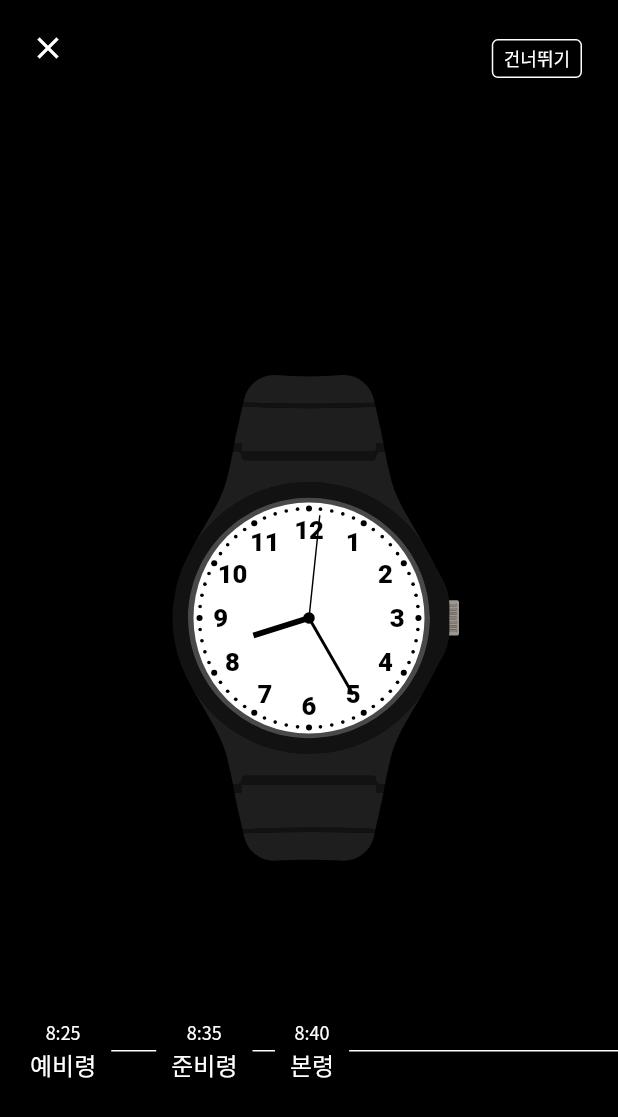
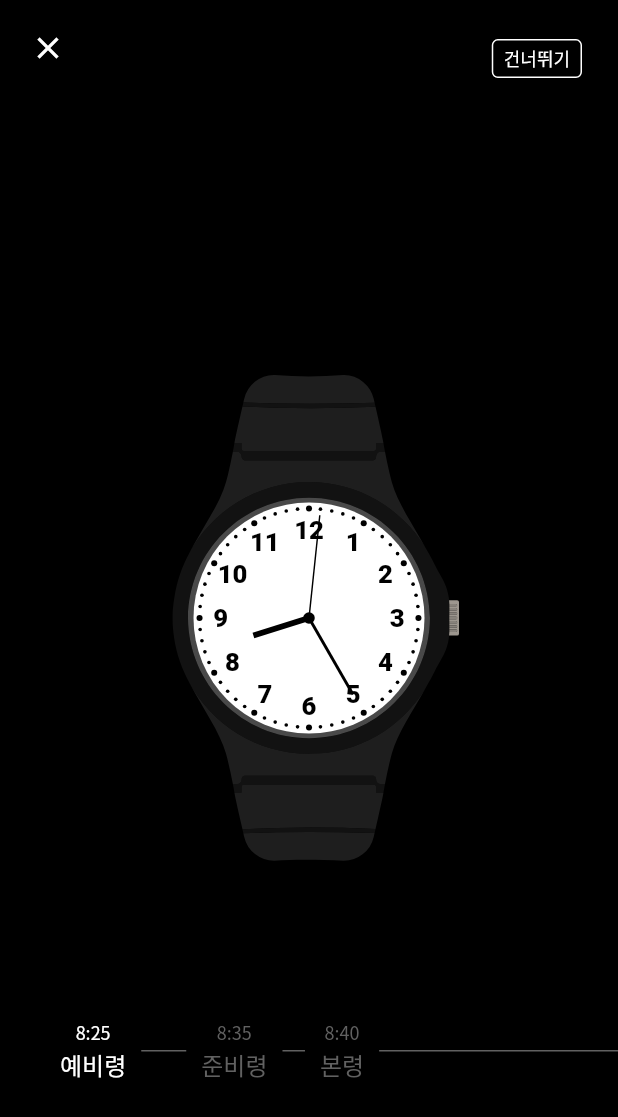
Before and after one commit to silgam/silgam-flutter, a Flutter app: the screen it shows after launch, after a tap on "국어", on a phone screen of 412 x 824 dp. Shown: the top 1117 px of the screen. Run offline on Flutter 3.47's test engine with Material 2 defaults, Android fonts, the phone set to English and light mode, and no system bars; our stand-ins replace flutter_svg.

Commit message:
feat: timeline progress

```diff
--- a/lib/clock_page/clock_page.dart
+++ b/lib/clock_page/clock_page.dart
@@ -82,7 +82,7 @@ class _ClockPageState extends State<ClockPage> {
             child: Container(
               alignment: Alignment.center,
               child: SingleChildScrollView(
-                padding: const EdgeInsets.symmetric(horizontal: 20),
+                padding: const EdgeInsets.symmetric(horizontal: 40),
                 scrollDirection: Axis.horizontal,
                 child: Row(
                   mainAxisSize: MainAxisSize.min,
@@ -100,9 +100,8 @@ class _ClockPageState extends State<ClockPage> {
     _currentTime = newTime;
     if (_currentBreakpointIndex + 1 >= _breakpoints.length) return;
     final nextBreakpoint = _breakpoints[_currentBreakpointIndex + 1];
-    if (newTime.compareTo(nextBreakpoint.time) >= 0) {
-      _currentBreakpointIndex++;
-    }
+    if (newTime.compareTo(nextBreakpoint.time) >= 0) _currentBreakpointIndex++;
+    setState(() {});
   }
 
   void _onCloseButtonPressed() {
@@ -121,12 +120,26 @@ class _ClockPageState extends State<ClockPage> {
   List<Widget> _buildTimelineTiles() {
     final tiles = <Widget>[];
     _breakpoints.asMap().forEach((index, breakpoint) {
+      bool disabled = false;
+      if (index > _currentBreakpointIndex) disabled = true;
+
+      // Tile
       final time = '${breakpoint.time.hour12}:${breakpoint.time.minute.toString().padLeft(2, '0')}';
-      tiles.add(_TimelineTile(time, breakpoint.title));
+      tiles.add(_TimelineTile(time, breakpoint.title, disabled));
+
+      // Connector
       if (index == _breakpoints.length - 1) return;
       final nextBreakpoint = _breakpoints[index + 1];
-      final int duration = nextBreakpoint.time.difference(breakpoint.time).inMinutes;
-      tiles.add(_TimelineConnector(duration));
+      final Duration duration = nextBreakpoint.time.difference(breakpoint.time);
+
+      double progress = 1;
+      if (disabled) {
+        progress = 0;
+      } else if (index == _currentBreakpointIndex) {
+        progress = _currentTime.difference(breakpoint.time).inSeconds / duration.inSeconds;
+      }
+
+      tiles.add(_TimelineConnector(duration.inMinutes, progress));
     });
     return tiles;
   }
@@ -141,8 +154,9 @@ class _ClockPageState extends State<ClockPage> {
 class _TimelineTile extends StatelessWidget {
   final String time;
   final String title;
+  final bool disabled;
 
-  const _TimelineTile(this.time, this.title, {Key? key}) : super(key: key);
+  const _TimelineTile(this.time, this.title, this.disabled, {Key? key}) : super(key: key);
 
   @override
   Widget build(BuildContext context) {
@@ -151,7 +165,11 @@ class _TimelineTile extends StatelessWidget {
       children: [
         Text(
           time,
-          style: const TextStyle(color: Colors.white, fontWeight: FontWeight.w300, fontSize: 12),
+          style: TextStyle(
+            color: _getTimelineColor(disabled),
+            fontWeight: FontWeight.w300,
+            fontSize: 12,
+          ),
         ),
         Column(children: _buildTitleTexts()),
       ],
@@ -162,13 +180,13 @@ class _TimelineTile extends StatelessWidget {
     final texts = <Text>[];
     final regex = RegExp(r"\(([^)]+)\)");
     final allMatches = regex.allMatches(title);
-    const defaultTextStyle = TextStyle(
-      color: Colors.white,
+    final defaultTextStyle = TextStyle(
+      color: _getTimelineColor(disabled),
       fontWeight: FontWeight.w300,
       fontSize: 16,
     );
-    const smallTextStyle = TextStyle(
-      color: Colors.white,
+    final smallTextStyle = TextStyle(
+      color: _getTimelineColor(disabled),
       fontWeight: FontWeight.w100,
       fontSize: 10,
     );
@@ -185,8 +203,9 @@ class _TimelineTile extends StatelessWidget {
 
 class _TimelineConnector extends StatelessWidget {
   final int duration;
+  final double progress;
 
-  const _TimelineConnector(this.duration, {Key? key}) : super(key: key);
+  const _TimelineConnector(this.duration, this.progress, {Key? key}) : super(key: key);
 
   @override
   Widget build(BuildContext context) {
@@ -195,7 +214,12 @@ class _TimelineConnector extends StatelessWidget {
         margin: const EdgeInsets.symmetric(horizontal: 10),
         height: 1,
         width: duration * 3.0,
-        color: Colors.white,
+        decoration: BoxDecoration(
+          gradient: LinearGradient(
+            colors: [_getTimelineColor(false), _getTimelineColor(true)],
+            stops: [progress, progress],
+          ),
+        ),
       ),
     );
   }
@@ -206,3 +230,8 @@ class ClockPageArguments {
 
   ClockPageArguments(this.exam);
 }
+
+Color _getTimelineColor(bool disabled) {
+  if (disabled) return Colors.grey[700]!;
+  return Colors.white;
+}
```
